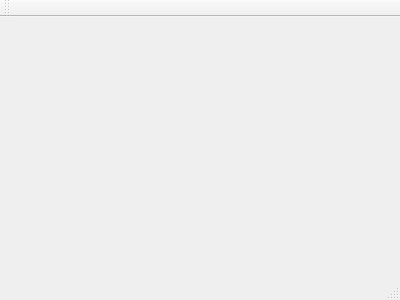
This is mainwindow.ui in emptyewer/MAPster as Qt 5 draws it before an edit. The edited form follows.
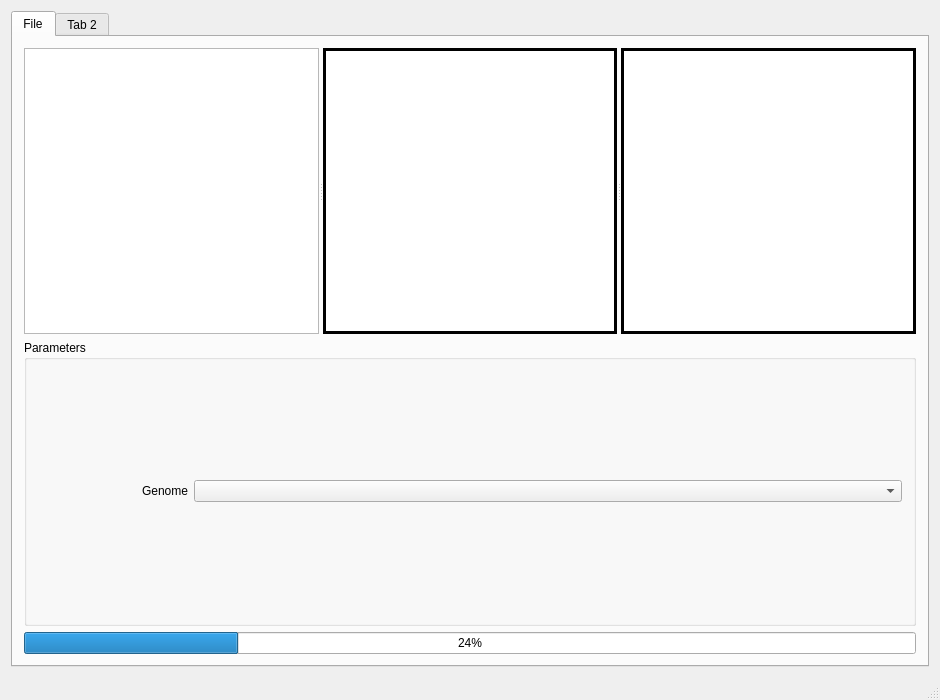
This is the edited form.

What changed in the file:
```diff
--- a/mainwindow.ui
+++ b/mainwindow.ui
@@ -1,24 +1,170 @@
 <ui version="4.0">
  <class>MainWindow</class>
- <widget class="QMainWindow" name="MainWindow" >
-  <property name="geometry" >
+ <widget class="QMainWindow" name="MainWindow">
+  <property name="geometry">
    <rect>
     <x>0</x>
     <y>0</y>
-    <width>400</width>
-    <height>300</height>
+    <width>940</width>
+    <height>700</height>
    </rect>
   </property>
-  <property name="windowTitle" >
-   <string>MainWindow</string>
+  <property name="minimumSize">
+   <size>
+    <width>940</width>
+    <height>700</height>
+   </size>
   </property>
-  <widget class="QMenuBar" name="menuBar" />
-  <widget class="QToolBar" name="mainToolBar" />
-  <widget class="QWidget" name="centralWidget" />
-  <widget class="QStatusBar" name="statusBar" />
+  <property name="windowTitle">
+   <string>MAPster</string>
+  </property>
+  <widget class="QWidget" name="centralWidget">
+   <layout class="QHBoxLayout" name="horizontalLayout">
+    <item>
+     <widget class="QTabWidget" name="tab_widget">
+      <property name="currentIndex">
+       <number>0</number>
+      </property>
+      <property name="elideMode">
+       <enum>Qt::ElideRight</enum>
+      </property>
+      <widget class="QWidget" name="main_tab">
+       <attribute name="title">
+        <string>File</string>
+       </attribute>
+       <layout class="QVBoxLayout" name="verticalLayout">
+        <item>
+         <widget class="QSplitter" name="splitter">
+          <property name="orientation">
+           <enum>Qt::Horizontal</enum>
+          </property>
+          <widget class="QTreeView" name="folder_tree">
+           <property name="maximumSize">
+            <size>
+             <width>16777215</width>
+             <height>16777215</height>
+            </size>
+           </property>
+           <property name="dragEnabled">
+            <bool>true</bool>
+           </property>
+           <property name="dragDropMode">
+            <enum>QAbstractItemView::DragOnly</enum>
+           </property>
+           <property name="defaultDropAction">
+            <enum>Qt::CopyAction</enum>
+           </property>
+          </widget>
+          <widget class="QListView" name="files1_list">
+           <property name="acceptDrops">
+            <bool>true</bool>
+           </property>
+           <property name="frameShape">
+            <enum>QFrame::Box</enum>
+           </property>
+           <property name="frameShadow">
+            <enum>QFrame::Plain</enum>
+           </property>
+           <property name="lineWidth">
+            <number>3</number>
+           </property>
+           <property name="dragDropMode">
+            <enum>QAbstractItemView::DropOnly</enum>
+           </property>
+          </widget>
+          <widget class="QListView" name="files2_list">
+           <property name="acceptDrops">
+            <bool>true</bool>
+           </property>
+           <property name="frameShape">
+            <enum>QFrame::Box</enum>
+           </property>
+           <property name="frameShadow">
+            <enum>QFrame::Plain</enum>
+           </property>
+           <property name="lineWidth">
+            <number>3</number>
+           </property>
+           <property name="dragDropMode">
+            <enum>QAbstractItemView::DropOnly</enum>
+           </property>
+          </widget>
+         </widget>
+        </item>
+        <item>
+         <widget class="QGroupBox" name="groupBox">
+          <property name="minimumSize">
+           <size>
+            <width>0</width>
+            <height>200</height>
+           </size>
+          </property>
+          <property name="title">
+           <string>Parameters</string>
+          </property>
+          <layout class="QGridLayout" name="gridLayout">
+           <item row="1" column="0">
+            <widget class="QLabel" name="label">
+             <property name="minimumSize">
+              <size>
+               <width>100</width>
+               <height>0</height>
+              </size>
+             </property>
+             <property name="maximumSize">
+              <size>
+               <width>150</width>
+               <height>16777215</height>
+              </size>
+             </property>
+             <property name="text">
+              <string>Genome</string>
+             </property>
+             <property name="alignment">
+              <set>Qt::AlignRight|Qt::AlignTrailing|Qt::AlignVCenter</set>
+             </property>
+            </widget>
+           </item>
+           <item row="1" column="1">
+            <widget class="QComboBox" name="comboBox"/>
+           </item>
+          </layout>
+         </widget>
+        </item>
+        <item>
+         <widget class="QProgressBar" name="progressBar">
+          <property name="value">
+           <number>24</number>
+          </property>
+          <property name="invertedAppearance">
+           <bool>false</bool>
+          </property>
+         </widget>
+        </item>
+       </layout>
+      </widget>
+      <widget class="QWidget" name="tab_2">
+       <attribute name="title">
+        <string>Tab 2</string>
+       </attribute>
+      </widget>
+     </widget>
+    </item>
+   </layout>
+  </widget>
+  <widget class="QMenuBar" name="menuBar">
+   <property name="geometry">
+    <rect>
+     <x>0</x>
+     <y>0</y>
+     <width>940</width>
+     <height>22</height>
+    </rect>
+   </property>
+  </widget>
+  <widget class="QStatusBar" name="statusBar"/>
  </widget>
- <layoutDefault spacing="6" margin="11" />
- <pixmapfunction></pixmapfunction>
+ <layoutdefault spacing="6" margin="11"/>
  <resources/>
  <connections/>
 </ui>
```
Left out of the diff: 1 changed line with no effect on the pictures.
